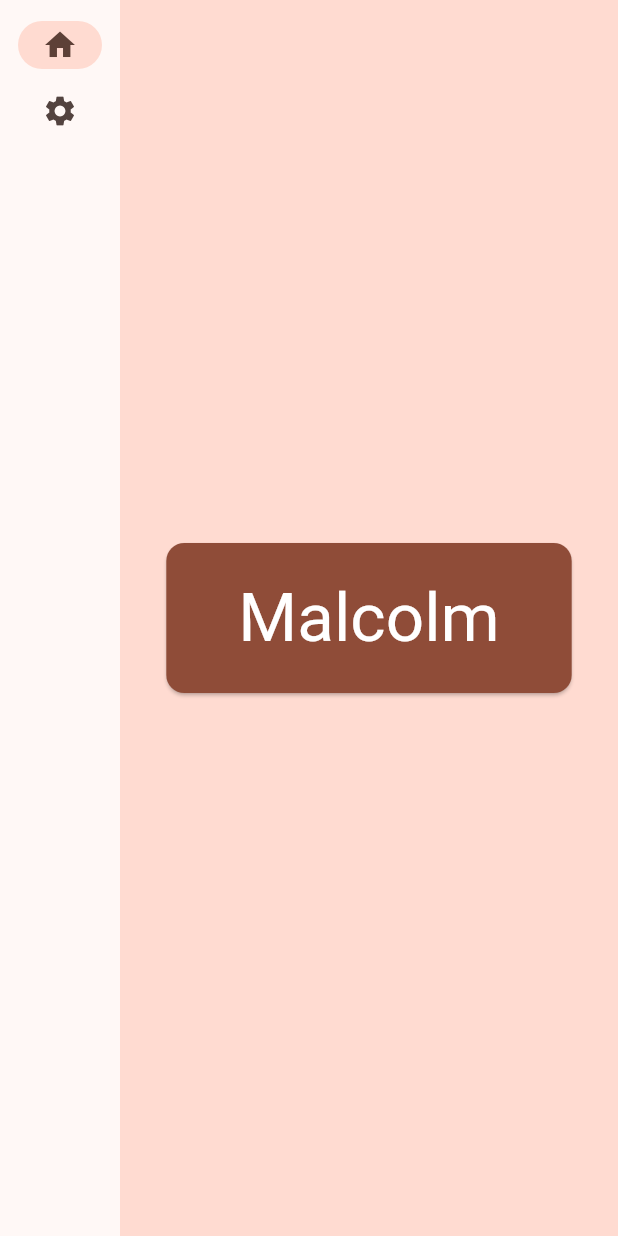
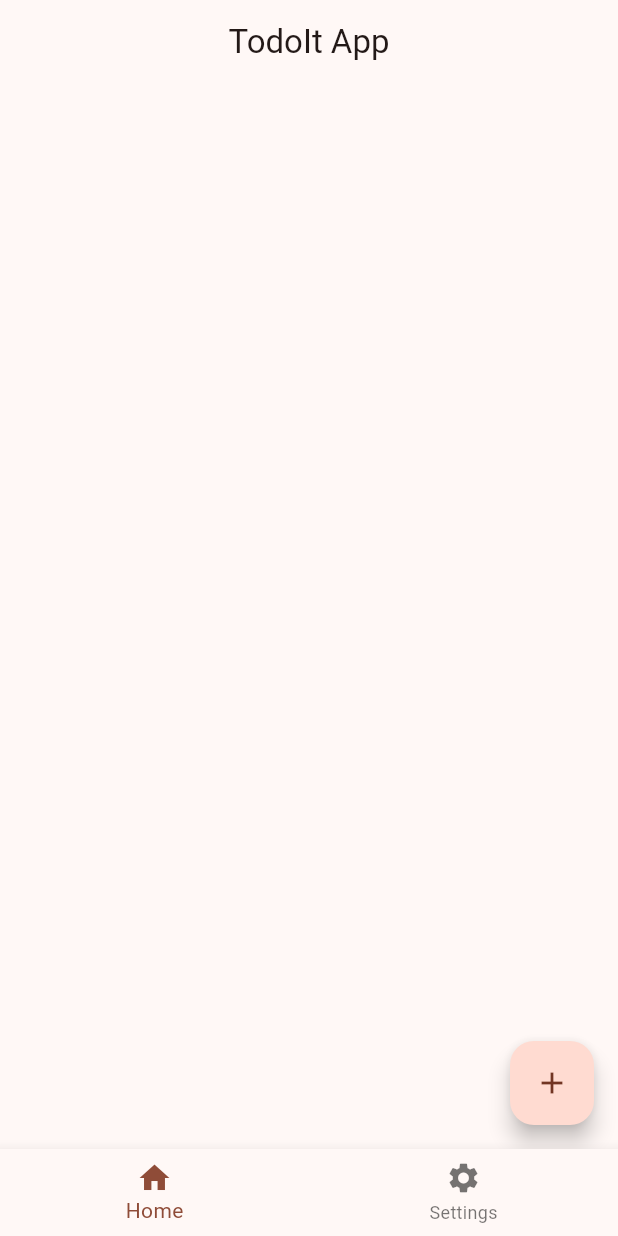
Before and after one commit to InquisitorJax/Flutter-TodoIt, a Flutter app: the screen it shows after launch, on a phone screen of 412 x 824 dp. Run offline on Flutter 3.47's test engine with Material 2 defaults, Android fonts, the phone set to English and light mode, and no system bars.

Commit message:
add adaptive layout

```diff
--- a/Source/todoit/lib/main.dart
+++ b/Source/todoit/lib/main.dart
@@ -41,6 +41,8 @@ class _HomePageState extends State<HomePage> {
 
   @override
   Widget build(BuildContext context) {
+    var colorScheme = Theme.of(context).colorScheme;
+
     Widget page;
     switch (selectedIndex) {
       case 0:
@@ -53,9 +55,49 @@ class _HomePageState extends State<HomePage> {
         throw UnimplementedError('no widget for $selectedIndex');
     }
 
-    return LayoutBuilder(builder: (context, constraints) {
+    // The container for the current page, with its background color
+    // and subtle switching animation.
+    var mainArea = ColoredBox(
+      color: colorScheme.surfaceVariant,
+      child: AnimatedSwitcher(
+        duration: Duration(milliseconds: 200),
+        child: page,
+      ),
+    );
+
     return Scaffold(
-        body: Row(
+      body: LayoutBuilder(
+        builder: (context, constraints) {
+          if (constraints.maxWidth < 450) {
+            // Use a more mobile-friendly layout with BottomNavigationBar
+            // on narrow screens.
+            return Column(
+              children: [
+                Expanded(child: mainArea),
+                SafeArea(
+                  child: BottomNavigationBar(
+                    items: const [
+                      BottomNavigationBarItem(
+                        icon: Icon(Icons.home),
+                        label: 'Home',
+                      ),
+                      BottomNavigationBarItem(
+                        icon: Icon(Icons.settings),
+                        label: 'Settings',
+                      ),
+                    ],
+                    currentIndex: selectedIndex,
+                    onTap: (value) {
+                      setState(() {
+                        selectedIndex = value;
+                      });
+                    },
+                  ),
+                )
+              ],
+            );
+          } else {
+            return Row(
               children: [
                 SafeArea(
                   child: NavigationRail(
@@ -78,29 +120,35 @@ class _HomePageState extends State<HomePage> {
                     },
                   ),
                 ),
-            Expanded(
-              child: Container(
-                color: Theme.of(context).colorScheme.primaryContainer,
-                child: page,
-              ),
-            ),
+                Expanded(child: mainArea),
               ],
+            );
+          }
+        },
       ),
     );
-    });
   }
 }
 
-class TodoListPage extends StatelessWidget {
+class TodoListPage extends StatefulWidget {
   const TodoListPage({super.key});
 
   @override
+  State<TodoListPage> createState() => _TodoListPageState();
+}
+
+class _TodoListPageState extends State<TodoListPage> {
+  @override
   Widget build(BuildContext context) {
-    return Column(
-      mainAxisAlignment: MainAxisAlignment.center,
-      children: [
-        TodoCard(model: TodoItem("Malcolm"),),
-      ],
+    return Scaffold(
+      appBar: AppBar(
+        title: const Text("TodoIt App"),
+        centerTitle: true,
+      ),
+      floatingActionButton: FloatingActionButton(
+        child: const Icon(Icons.add),
+        onPressed: () {},
+      ),
     );
   }
 }
```
Lines whose indentation alone changed are shown as unchanged.
